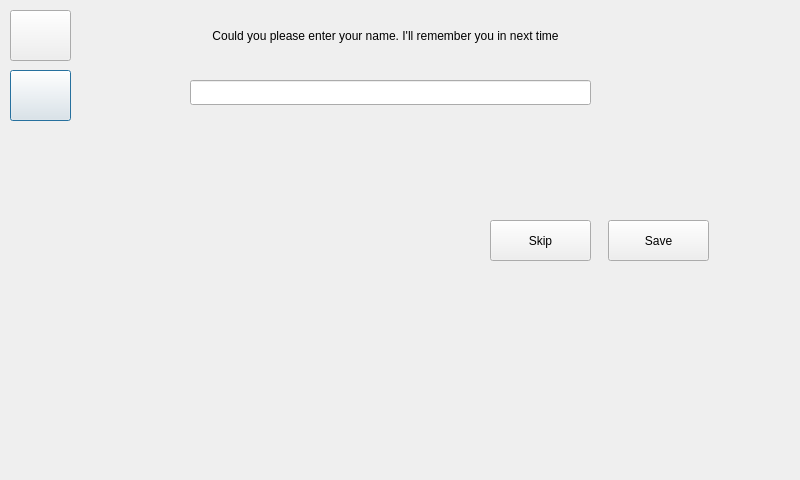
ENTC-FYP-19-G08/ismrr, file UI/smrr_ui/src/ui/screen_name.ui: the form before one commit.
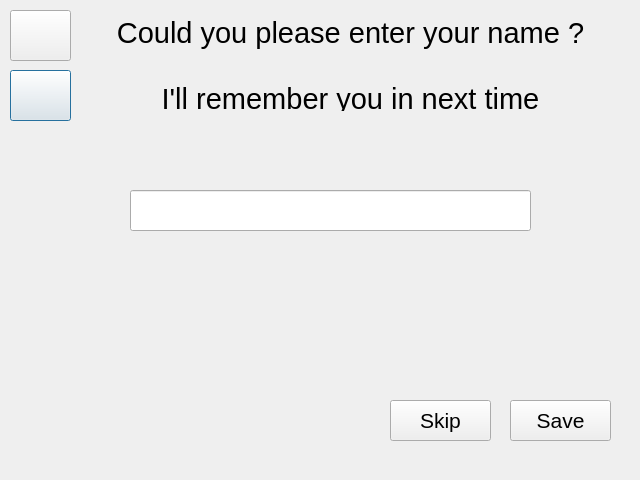
The form after the commit. Icons and pictures are not drawn.

Commit message: upgrade ui resoluiton to 640x480 and adjust font sizes

```diff
--- a/UI/smrr_ui/src/ui/screen_name.ui
+++ b/UI/smrr_ui/src/ui/screen_name.ui
@@ -6,7 +6,7 @@
    <rect>
     <x>0</x>
     <y>0</y>
-    <width>800</width>
+    <width>640</width>
     <height>480</height>
    </rect>
   </property>
@@ -48,14 +48,21 @@
   <widget class="QLabel" name="label">
    <property name="geometry">
     <rect>
-     <x>140</x>
+     <x>80</x>
      <y>20</y>
-     <width>491</width>
-     <height>31</height>
+     <width>541</width>
+     <height>91</height>
     </rect>
    </property>
+   <property name="font">
+    <font>
+     <pointsize>22</pointsize>
+    </font>
+   </property>
    <property name="text">
-    <string>Could you please enter your name. I'll remember you in next time</string>
+    <string>Could you please enter your name ?
+
+I'll remember you in next time</string>
    </property>
    <property name="alignment">
     <set>Qt::AlignCenter</set>
@@ -93,22 +100,32 @@
   <widget class="QLineEdit" name="txtName">
    <property name="geometry">
     <rect>
-     <x>190</x>
-     <y>80</y>
+     <x>130</x>
+     <y>190</y>
      <width>401</width>
-     <height>25</height>
+     <height>41</height>
     </rect>
    </property>
+   <property name="font">
+    <font>
+     <pointsize>22</pointsize>
+    </font>
+   </property>
   </widget>
   <widget class="QPushButton" name="btnSave">
    <property name="geometry">
     <rect>
-     <x>608</x>
-     <y>220</y>
+     <x>510</x>
+     <y>400</y>
      <width>101</width>
      <height>41</height>
     </rect>
    </property>
+   <property name="font">
+    <font>
+     <pointsize>16</pointsize>
+    </font>
+   </property>
    <property name="text">
     <string>Save</string>
    </property>
@@ -116,12 +133,17 @@
   <widget class="QPushButton" name="btnSkip">
    <property name="geometry">
     <rect>
-     <x>490</x>
-     <y>220</y>
+     <x>390</x>
+     <y>400</y>
      <width>101</width>
      <height>41</height>
     </rect>
    </property>
+   <property name="font">
+    <font>
+     <pointsize>16</pointsize>
+    </font>
+   </property>
    <property name="text">
     <string>Skip</string>
    </property>
```
Left out of the diff: 6 changed lines with no effect on the pictures. The commit also changes 9 other files.
